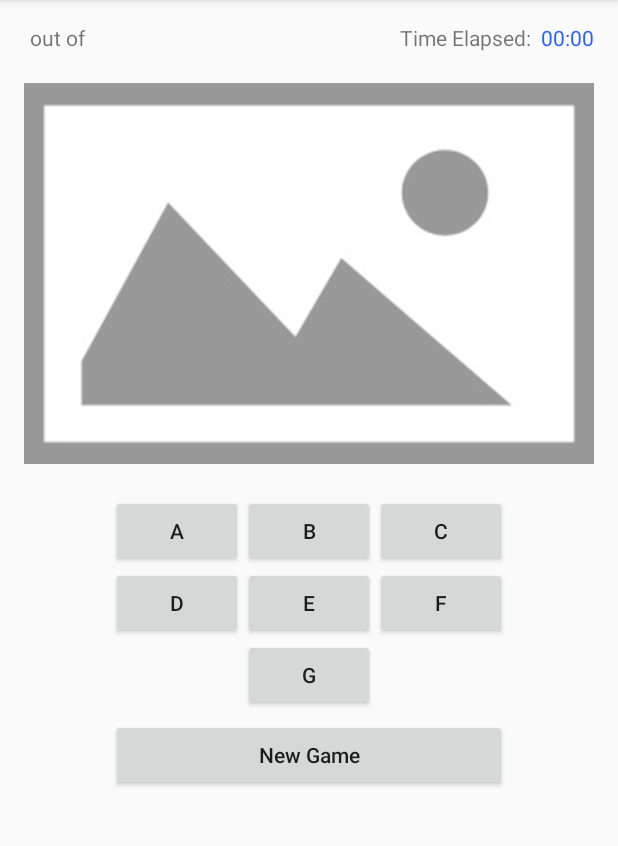
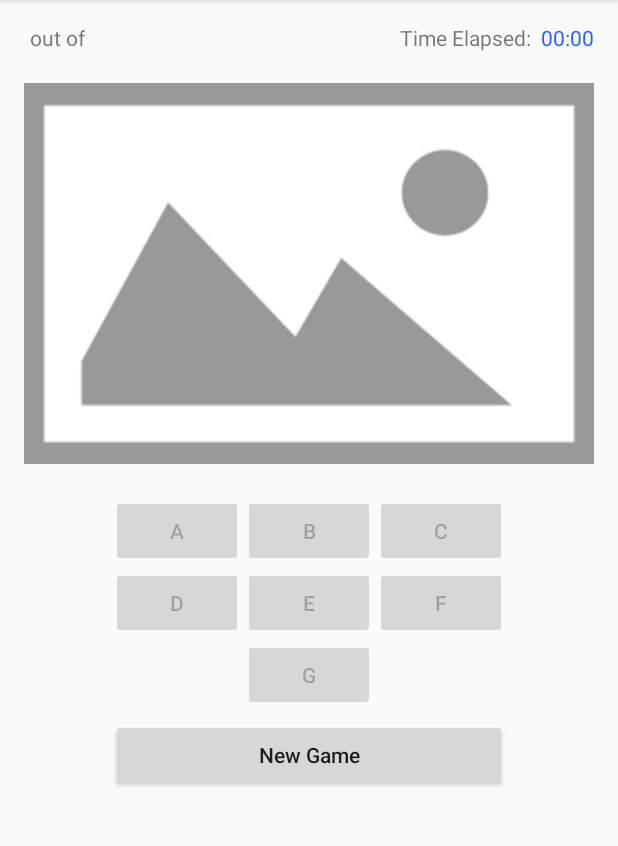
Before and after one commit to kevink97/Sight-Reading-Skill-Builder, an Android app: the screen it shows after launch (MainActivity), on a phone screen of 412 x 824 dp, the part 84-930 px from its top. Run offline under Robolectric (Android 15) with nearby library versions, the phone set to English and light mode, and no system bars.

Commit message:
Fixed bug where the game does not go to the next note after getting an answer incorrect. Disables all note button before start of game.

```diff
--- a/app/src/main/java/me/kevinkang/sightreadingskillbuilder/MainActivity.java
+++ b/app/src/main/java/me/kevinkang/sightreadingskillbuilder/MainActivity.java
@@ -23,6 +23,7 @@ public class MainActivity extends AppCompatActivity {
     private TextView totalText;
     private TextView completedText;
     private Chronometer chrono;
+    private List<Button> buttons;
 
     @Override
     protected void onCreate(Bundle savedInstanceState) {
@@ -38,6 +39,7 @@ public class MainActivity extends AppCompatActivity {
         // noteImage.setImageResource(--id--);
         initializeAllNotes();
 
+
         if (mNotes == null) {
             mNotes = new ArrayList<Note>();
         }
@@ -46,7 +48,7 @@ public class MainActivity extends AppCompatActivity {
 
     }
 
-    public void initializeAllNotes() {
+    private void initializeAllNotes() {
         mAllNotes = new ArrayList<Note>();
         Note a1 = new Note(Note.A, R.drawable.a1);
         Note a2 = new Note(Note.A, R.drawable.a2);
@@ -91,6 +93,30 @@ public class MainActivity extends AppCompatActivity {
         mAllNotes.add(g1);
         mAllNotes.add(g2);
         mAllNotes.add(g3);
+
+        Button buttA = (Button) findViewById(R.id.noteA);
+        Button buttB = (Button) findViewById(R.id.noteB);
+        Button buttC = (Button) findViewById(R.id.noteC);
+        Button buttD = (Button) findViewById(R.id.noteD);
+        Button buttE = (Button) findViewById(R.id.noteE);
+        Button buttF = (Button) findViewById(R.id.noteF);
+        Button buttG = (Button) findViewById(R.id.noteG);
+        buttA.setEnabled(false);
+        buttB.setEnabled(false);
+        buttC.setEnabled(false);
+        buttD.setEnabled(false);
+        buttE.setEnabled(false);
+        buttF.setEnabled(false);
+        buttG.setEnabled(false);
+
+        buttons = new ArrayList<Button>();
+        buttons.add(buttA);
+        buttons.add(buttB);
+        buttons.add(buttC);
+        buttons.add(buttD);
+        buttons.add(buttE);
+        buttons.add(buttF);
+        buttons.add(buttG);
     }
 
     public void checkIfCorrect(View view) {
@@ -110,6 +136,8 @@ public class MainActivity extends AppCompatActivity {
             Toast.makeText(getApplicationContext(), "That was incorrect. We will come back" +
                     " to this. Moving on!",
                     Toast.LENGTH_LONG).show();
+            mNotes.add(currentNote);
+            updateNote();
         }
     }
 
@@ -118,20 +146,23 @@ public class MainActivity extends AppCompatActivity {
         mNotes.addAll(mAllNotes);
         updateScore();
         updateNote();
+        for (int i = 0; i < buttons.size(); i++) {
+            buttons.get(i).setEnabled(true);
+        }
         Toast.makeText(getApplicationContext(), "Started new game",
                 Toast.LENGTH_LONG).show();
         chrono.setBase(SystemClock.elapsedRealtime());
         chrono.start();
     }
 
-    public int updateScore() {
+    private int updateScore() {
         totalText.setText("" + mAllNotes.size());
         int difference = mAllNotes.size() - mNotes.size();
         completedText.setText("" + difference);
         return difference;
     }
 
-    public void updateNote() {
+    private void updateNote() {
         int i = random.nextInt(mNotes.size());
         currentNote = mNotes.remove(i);
         noteImage.setImageResource(currentNote.getResId());
```
